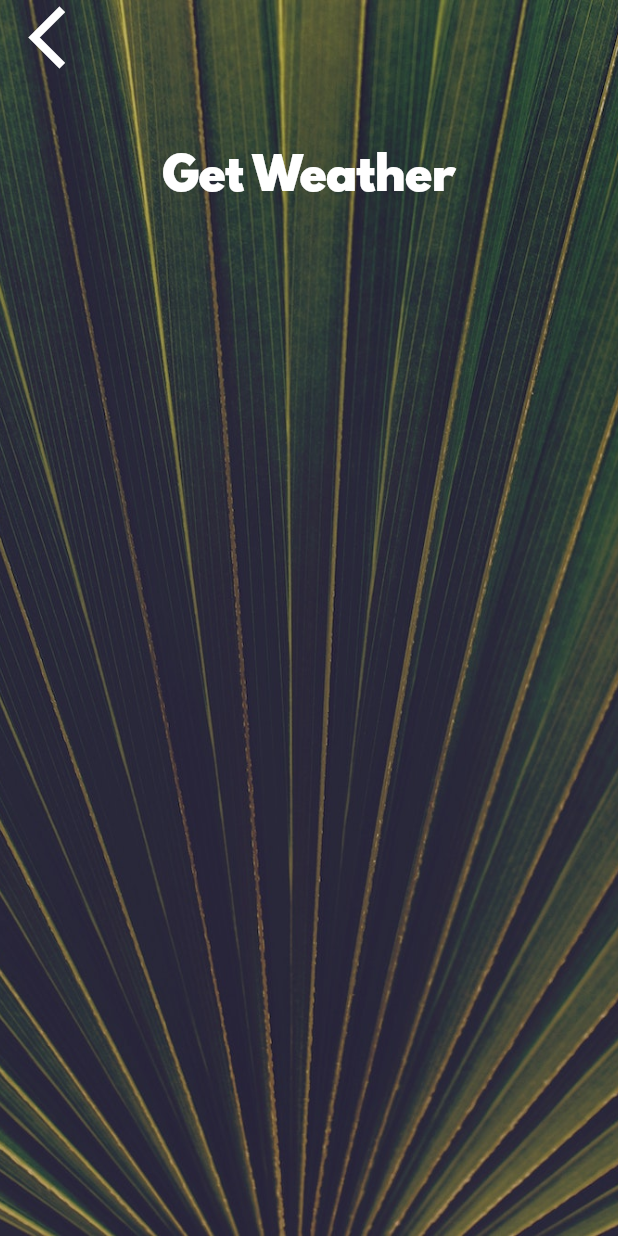
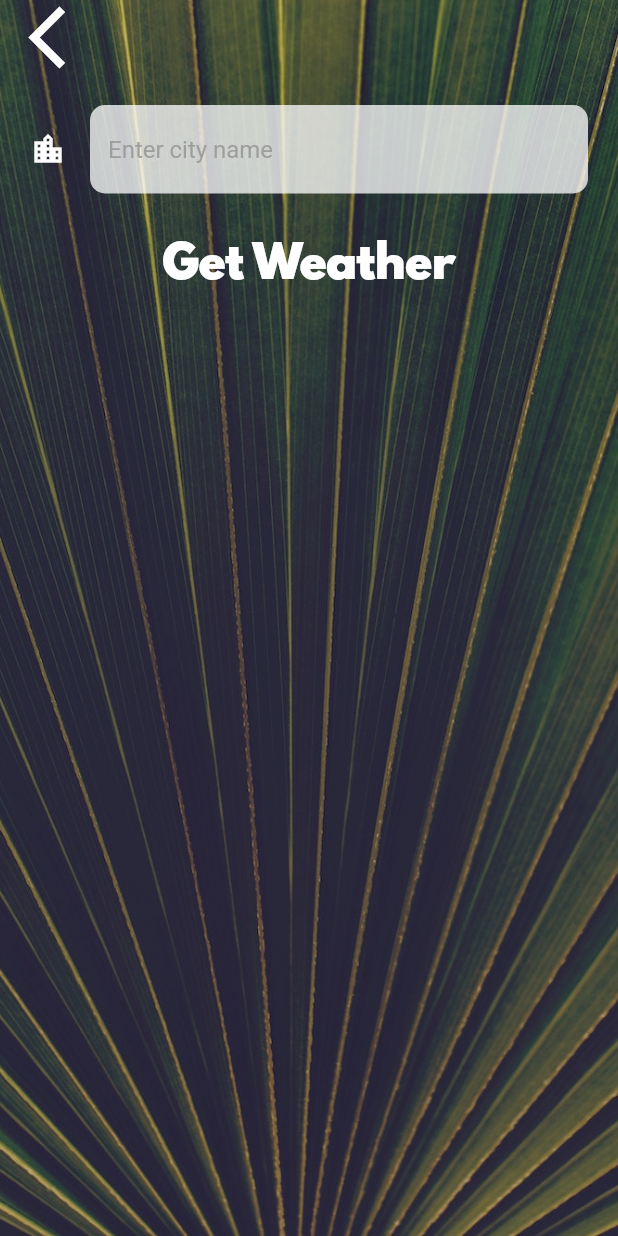
Before and after one commit to harini-udeshika/weather_app, a Flutter app: the CityScreen screen opened directly, on a phone screen of 412 x 824 dp. Run offline on Flutter 3.47's test engine with Material 2 defaults, Android fonts, the phone set to English and light mode, and no system bars; our stand-ins replace flutter_spinkit, geolocator; network calls fail.

Commit message:
text filed styled

```diff
--- a/lib/screens/city_screen.dart
+++ b/lib/screens/city_screen.dart
@@ -33,7 +33,13 @@ class _CityScreenState extends State<CityScreen> {
               ),
               Container(
                 padding: EdgeInsets.all(20.0),
-                child: null,
+                child: TextField(
+                  style: TextStyle(color: Colors.black),
+                  decoration: kTextFieldInputDecoration,
+                  onChanged: (value) {
+                    print(value);
+                  },
+                ),
               ),
               RawMaterialButton(
                 onPressed: () {},
--- a/lib/utilities/constants.dart
+++ b/lib/utilities/constants.dart
@@ -18,3 +18,17 @@ const kButtonTextStyle = TextStyle(
 const kConditionTextStyle = TextStyle(
   fontSize: 100.0,
 );
+
+const kTextFieldInputDecoration = InputDecoration(
+    filled: true,
+    fillColor: const Color.fromARGB(192, 255, 255, 255),
+    hintText: 'Enter city name',
+    hintStyle: TextStyle(color: Colors.grey),
+    border: OutlineInputBorder(
+      borderRadius: BorderRadius.all(Radius.circular(10)),
+      borderSide: BorderSide.none,
+    ),
+    icon: Icon(
+      Icons.location_city,
+      color: Colors.white,
+    ));
```
